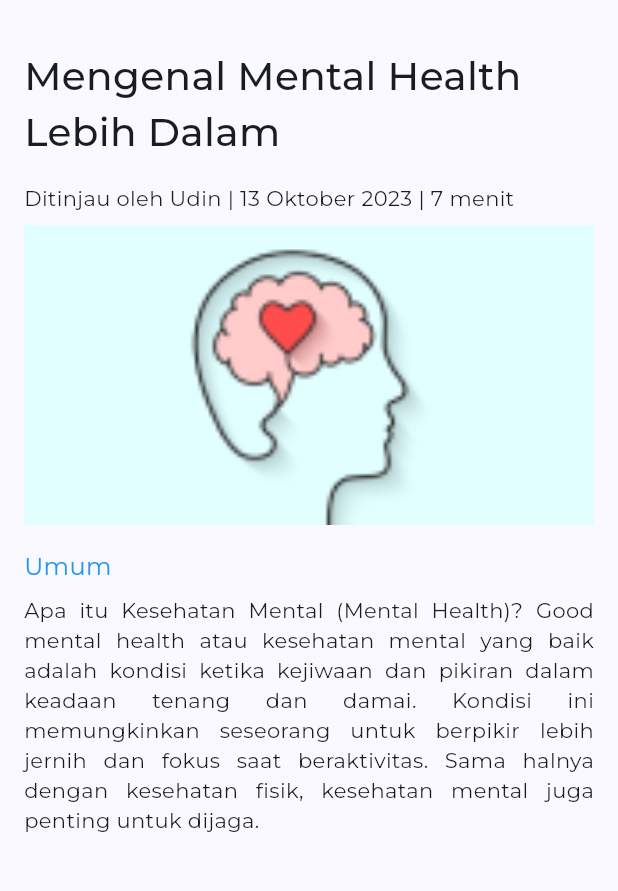
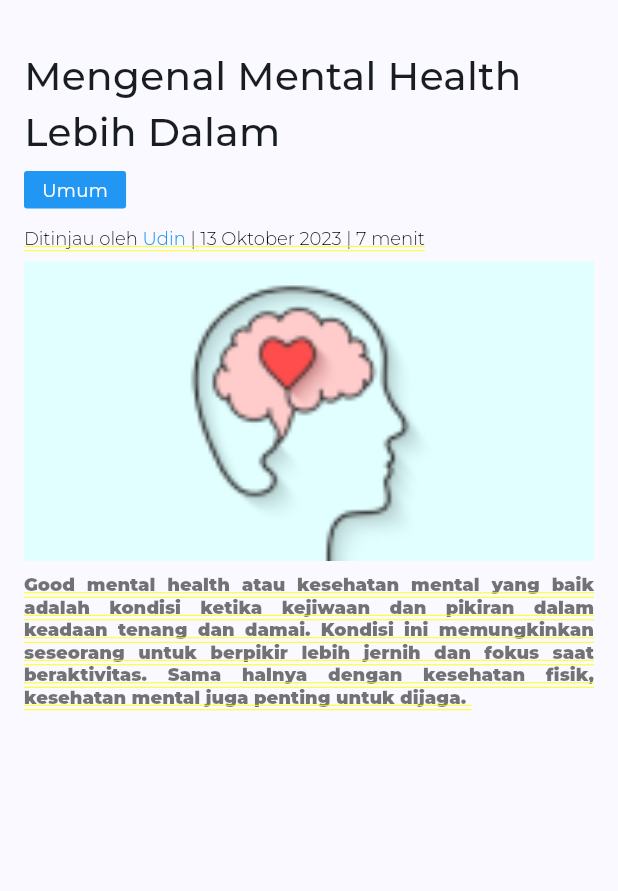
Before and after one commit to Capstone-Mental-Health-Care-Group-6/mobile-capstone, a Flutter app: the AllArticlesPage screen opened directly, after a tap on "Mengenal Mental Health Lebih Dalam", on a phone screen of 412 x 824 dp, the part 84-975 px from its top. Run offline on Flutter 3.47's test engine with Material 2 defaults, Android fonts, the phone set to English and light mode, and no system bars; our stand-ins replace animate_do, carousel_slider, dotted_border, dotted_line, file_picker, flutter_svg and 6 more; project files that could hold a hidden picture were left out.

Commit message:
update screen: artikel screen dan detail artikel screen

```diff
--- a/lib/view/screen/artikel_detail_screen.dart
+++ b/lib/view/screen/artikel_detail_screen.dart
@@ -55,8 +55,48 @@ class ArticleDetailPage extends StatelessWidget {
                     style: const TextStyle(
                         fontSize: 26, fontWeight: FontWeight.w500),
                   ),
-                  const SizedBox(height: 16),
-                  Text('Ditinjau oleh Udin | $date | 7 menit'),
+                  const SizedBox(height: 8),
+                  Container(
+                    padding:
+                        const EdgeInsets.symmetric(horizontal: 12, vertical: 4),
+                    decoration: BoxDecoration(
+                      color: Colors.blue,
+                      borderRadius: BorderRadius.circular(2.0),
+                    ),
+                    child: Text(
+                      category,
+                      style: const TextStyle(
+                        color: Colors.white,
+                        fontSize: 12,
+                      ),
+                    ),
+                  ),
+                  const SizedBox(height: 12),
+                  RichText(
+                    text: TextSpan(
+                      style: DefaultTextStyle.of(context).style,
+                      children: [
+                        TextSpan(
+                            text: 'Ditinjau oleh',
+                            style: GoogleFonts.montserrat(
+                                color: Colors.black,
+                                fontSize: 12,
+                                fontWeight: FontWeight.w300)),
+                        TextSpan(
+                            text: ' Udin',
+                            style: GoogleFonts.montserrat(
+                                fontSize: 12,
+                                color: Colors.blue,
+                                fontWeight: FontWeight.w300)),
+                        TextSpan(
+                            text: ' | $date | 7 menit',
+                            style: GoogleFonts.montserrat(
+                                fontSize: 12,
+                                color: Colors.black,
+                                fontWeight: FontWeight.w300)),
+                      ],
+                    ),
+                  ),
                   const SizedBox(height: 8),
                   Image.asset(
                     imagePath,
@@ -64,19 +104,14 @@ class ArticleDetailPage extends StatelessWidget {
                     height: 200,
                     fit: BoxFit.cover,
                   ),
-                  const SizedBox(height: 16),
-                  Text(
-                    category,
-                    style: const TextStyle(
-                      color: Colors.blue,
-                      fontSize: 16,
+                  const SizedBox(height: 8),
+                  RichText(
+                    textAlign: TextAlign.justify,
+                    text: TextSpan(
+                      style: DefaultTextStyle.of(context).style,
+                      children: _buildTextSpans(content),
                     ),
-                  ),
-                  const SizedBox(height: 8),
-                  Text(
-                    content,
-                    textAlign: TextAlign.justify,
-                  ),
+                  )
                 ],
               ),
             ),
@@ -86,3 +121,33 @@ class ArticleDetailPage extends StatelessWidget {
     );
   }
 }
+
+List<TextSpan> _buildTextSpans(String content) {
+  List<TextSpan> textSpans = [];
+
+  List<String> wordsToBold = ['Mental', 'Apa itu Kesehatan MentalHealth'];
+
+  List<String> words = content.split(' ');
+
+  for (String word in words) {
+    if (wordsToBold.contains(word)) {
+      textSpans.add(
+        TextSpan(
+          text: '$word ',
+          style: GoogleFonts.montserrat(
+            color: Colors.black,
+            fontSize: 12,
+          ),
+        ),
+      );
+    } else {
+      textSpans.add(
+        TextSpan(
+            text: '$word ',
+            style: GoogleFonts.montserrat(fontSize: 12, color: Colors.black54)),
+      );
+    }
+  }
+
+  return textSpans;
+}
--- a/lib/view/screen/list_artikel_screen.dart
+++ b/lib/view/screen/list_artikel_screen.dart
@@ -90,6 +90,7 @@ class _AllArticlesPageState extends State<AllArticlesPage> {
                   title: 'Mengenal Mental Health Lebih Dalam',
                   date: '13 Oktober 2023',
                   category: 'Umum',
+                  titleParagraf: '',
                 ),
                 ArticleWidget(
                   imagePath: 'assets/images/article.png',
--- a/lib/view/widget/article_widget.dart
+++ b/lib/view/widget/article_widget.dart
@@ -28,9 +28,8 @@ class ArticleWidget extends StatelessWidget {
           date: date,
           imagePath: imagePath,
           category: category,
-          titleParagraf: titleParagraf,
           content:
-              'Apa itu Kesehatan Mental (Mental Health)? Good mental health atau kesehatan mental yang baik adalah kondisi ketika kejiwaan dan pikiran dalam keadaan tenang dan damai. Kondisi ini memungkinkan seseorang untuk berpikir lebih jernih dan fokus saat beraktivitas. Sama halnya dengan kesehatan fisik, kesehatan mental juga penting untuk dijaga. ',
+              ' Good mental health atau kesehatan mental yang baik adalah kondisi ketika kejiwaan dan pikiran dalam keadaan tenang dan damai. Kondisi ini memungkinkan seseorang untuk berpikir lebih jernih dan fokus saat beraktivitas. Sama halnya dengan kesehatan fisik, kesehatan mental juga penting untuk dijaga. ',
         ),
       ),
     );
@@ -76,11 +75,6 @@ class ArticleWidget extends StatelessWidget {
                         maxLines: 2,
                         overflow: TextOverflow.ellipsis,
                       ),
-                      const SizedBox(height: 8),
-                      Text(
-                        date,
-                        style: const TextStyle(color: Colors.grey),
-                      ),
                       const SizedBox(height: 5),
                       Container(
                         padding: const EdgeInsets.all(5),
@@ -92,6 +86,11 @@ class ArticleWidget extends StatelessWidget {
                           category,
                           style: const TextStyle(color: Colors.blue),
                         ),
+                      ),
+                      const SizedBox(height: 8),
+                      Text(
+                        date,
+                        style: const TextStyle(color: Colors.grey),
                       ),
                       const SizedBox(height: 20),
                     ],
```
